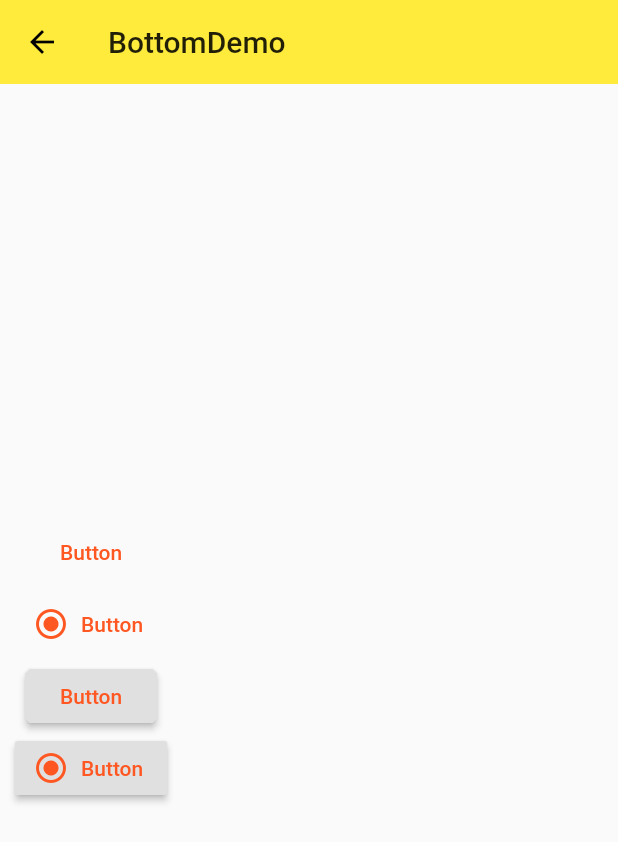
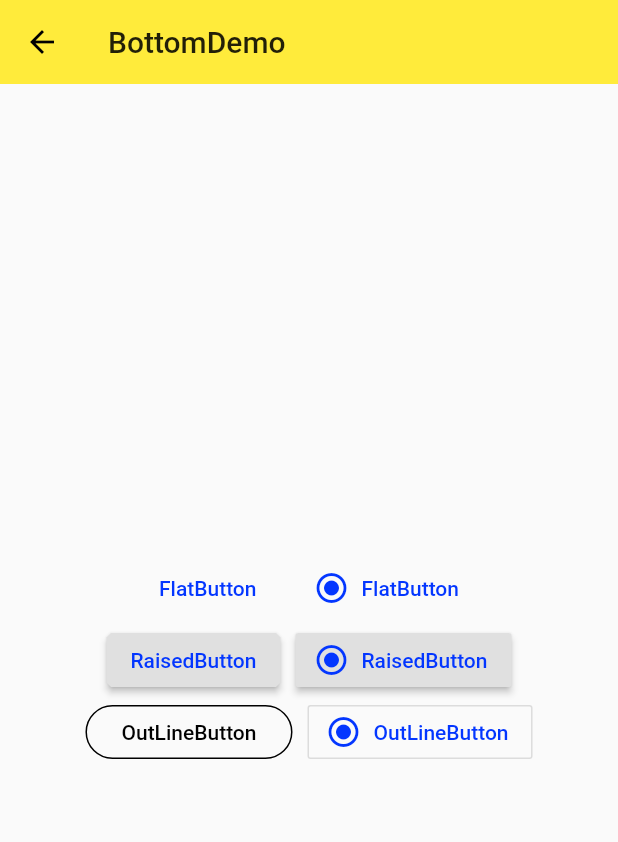
Before and after one commit to liao526/flutter_app, a Flutter app: the screen it shows after launch, after a tap on "BottomDemo1", on a phone screen of 412 x 824 dp. Shown: the top 842 px of the screen. Run offline on Flutter 3.47's test engine with Material 2 defaults, Android fonts, the phone set to English and light mode, and no system bars; network calls fail.

Commit message:
outLineButton

```diff
--- a/lib/main.dart
+++ b/lib/main.dart
@@ -29,10 +29,10 @@ class MaterialWidget extends StatelessWidget {
         "/mdc":(context)=>MaterialComponents()
       },
       theme: ThemeData(
-        accentColor: Colors.deepOrange,
           primarySwatch: Colors.yellow,
           highlightColor: Color.fromRGBO(255, 255, 255, 0.5),
-          splashColor: Colors.black),
+          splashColor: Colors.white70,
+          accentColor:  Color.fromRGBO(3, 54, 255, 1.0),),
     );
   }
 }
--- a/lib/widgetimpl/components_demo.dart
+++ b/lib/widgetimpl/components_demo.dart
@@ -21,41 +21,85 @@ class MaterialComponents extends StatelessWidget {
 class BottomDemo1 extends StatelessWidget {
   @override
   Widget build(BuildContext context) {
-    final _rom = Column(
+    final _outLineButton = Row(
+      mainAxisAlignment: MainAxisAlignment.center,
+      children: <Widget>[
+        Theme(
+          data: Theme.of(context).copyWith(
+              buttonColor: Theme.of(context).accentColor,
+              buttonTheme: ButtonThemeData(
+                  textTheme: ButtonTextTheme.primary, shape: StadiumBorder())),
+          child: OutlineButton(
+            onPressed: () {},
+            child: Text(
+              "OutLineButton",
+            ),
+            splashColor: Colors.grey[100],
+            borderSide: BorderSide(color: Colors.black),
+            textColor: Colors.black,
+            highlightedBorderColor: Colors.grey,
+          ),
+        ),
+        SizedBox(
+          width: 10,
+        ),
+        OutlineButton.icon(
+          onPressed: () {},
+          icon: Icon(Icons.radio_button_checked),
+          label: Text("OutLineButton"),
+          splashColor: Colors.grey,
+          textColor: Theme.of(context).accentColor,
+        )
+      ],
+    );
+
+    final _raisedButton = Row(
+      mainAxisAlignment: MainAxisAlignment.center,
+      children: <Widget>[
+        RaisedButton(
+          onPressed: () {},
+          shape: BeveledRectangleBorder(
+              borderRadius: BorderRadius.all(Radius.circular(3))),
+          child: Text(
+            "RaisedButton",
+            style: TextStyle(color: Theme.of(context).accentColor),
+          ),
+          splashColor: Colors.yellow,
+        ),
+        SizedBox(
+          width: 10,
+        ),
+        RaisedButton.icon(
+          onPressed: () {},
+          icon: Icon(Icons.radio_button_checked),
+          label: Text("RaisedButton"),
+          splashColor: Colors.grey,
+          textColor: Theme.of(context).accentColor,
+        )
+      ],
+    );
+
+    final _flatButton = Row(
       mainAxisAlignment: MainAxisAlignment.center,
       children: <Widget>[
         FlatButton(
-          onPressed: (){
-            debugPrint("flatButton on clikc");
-          },
-          child: Text("Button",style: TextStyle(color: Theme.of(context).accentColor),),
+          onPressed: () {},
+          child: Text(
+            "FlatButton",
+            style: TextStyle(color: Theme.of(context).accentColor),
+          ),
           splashColor: Colors.yellow,
         ),
-        SizedBox(width: 10,),
-        FlatButton.icon(onPressed: () {
-          debugPrint("FlatButton.icon on clikc");
-        },
-            icon: Icon(Icons.radio_button_checked),
-            label: Text("Button"),
-        splashColor: Colors.grey,textColor: Theme.of(context).accentColor,),
-
-
-        RaisedButton(
-          onPressed: (){
-            debugPrint("flatButton on clikc");
-          },
-          shape: BeveledRectangleBorder(borderRadius:BorderRadius.all(Radius.circular(3))),
-          child: Text("Button",style: TextStyle(color: Theme.of(context).accentColor),),
-          splashColor: Colors.yellow,
+        SizedBox(
+          width: 10,
         ),
-        SizedBox(width: 10,),
-        RaisedButton.icon(onPressed: () {
-          debugPrint("FlatButton.icon on clikc");
-        },
+        FlatButton.icon(
+          onPressed: () {},
           icon: Icon(Icons.radio_button_checked),
-          label: Text("Button"),
-          splashColor: Colors.grey,textColor: Theme.of(context).accentColor,)
-
+          label: Text("FlatButton"),
+          splashColor: Colors.grey,
+          textColor: Theme.of(context).accentColor,
+        ),
       ],
     );
 
@@ -68,9 +112,7 @@ class BottomDemo1 extends StatelessWidget {
         padding: EdgeInsets.all(10),
         child: Column(
           mainAxisAlignment: MainAxisAlignment.center,
-          children: <Widget>[
-            _rom
-          ],
+          children: <Widget>[_flatButton, _raisedButton, _outLineButton],
         ),
       ),
     );
```
